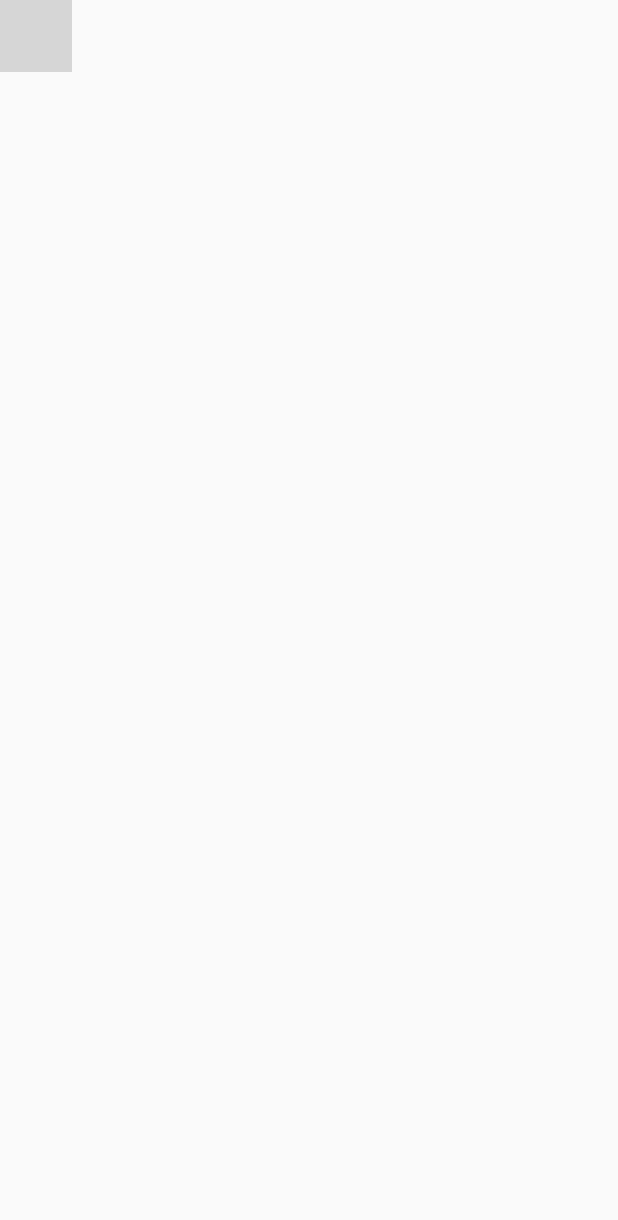
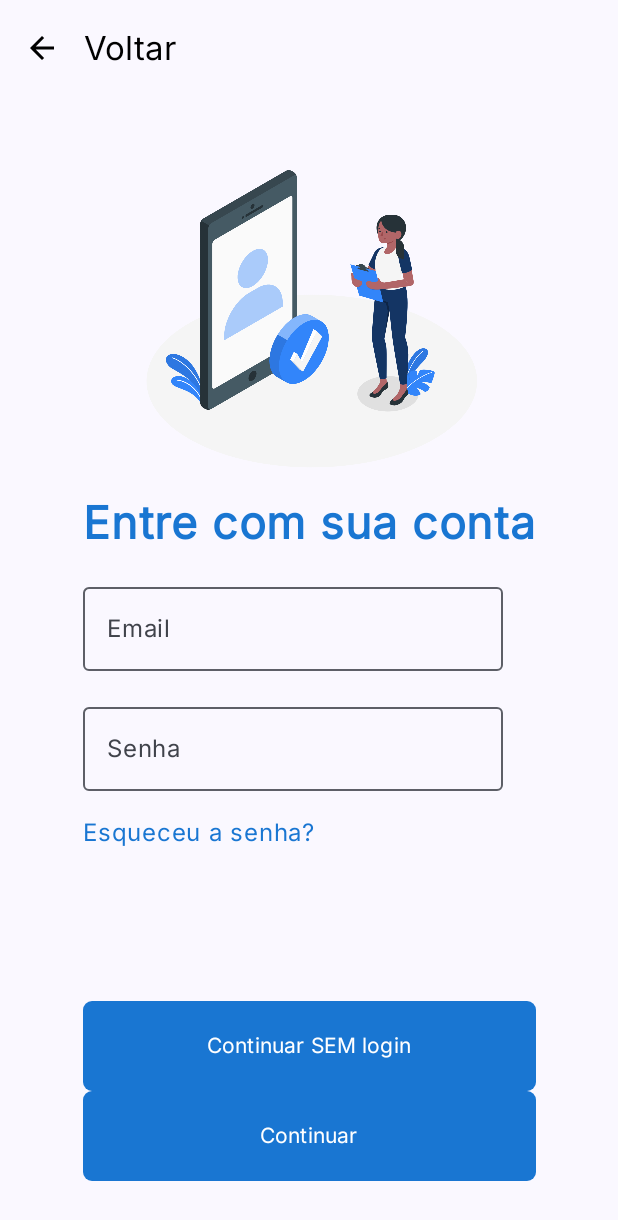
Before and after one commit to nucleo-fornari/mobile-app, an Android app built with Jetpack Compose: the screen it shows after launch (MainActivity), after a tap on "Entrar", on a phone screen of 412 x 824 dp. Shown: the top 1220 px of the screen. Run offline under Robolectric (Android 15) with nearby library versions, the light colour scheme and no system bars; Roboto replaces fonts that are not available here; grey boxes are pictures that could not be loaded.

Commit message:
FIX: Login

```diff
--- a/app/build.gradle.kts
+++ b/app/build.gradle.kts
@@ -11,7 +11,7 @@
 
     defaultConfig {
         applicationId = "com.example.nucleofornari"
-        minSdk = 31
+        minSdk = 30
         targetSdk = 35
         versionCode = 1
         versionName = "1.0"
--- a/app/src/main/AndroidManifest.xml
+++ b/app/src/main/AndroidManifest.xml
@@ -2,10 +2,11 @@
 <manifest xmlns:android="http://schemas.android.com/apk/res/android"
     xmlns:tools="http://schemas.android.com/tools">
 
-    <uses-permission android:name="android.permission.INTERNET"/>
+    <uses-permission android:name="android.permission.INTERNET" />
 
     <application
         android:name=".data.remote.AplicacaoKoin"
+        android:networkSecurityConfig="@xml/network_security_config"
         android:allowBackup="true"
         android:dataExtractionRules="@xml/data_extraction_rules"
         android:fullBackupContent="@xml/backup_rules"
--- a/app/src/main/java/com/example/nucleofornari/data/remote/UsuarioApiService.kt
+++ b/app/src/main/java/com/example/nucleofornari/data/remote/UsuarioApiService.kt
@@ -65,7 +65,7 @@
 
 object UsuarioApi {
 
-    private val BASE_URL = "https://5f861cfdc8a16a0016e6aacd.mockapi.io/sptech-api/"
+    private val BASE_URL = "http://192.168.18.210:8080/"
 
     fun getApi(token: String): UsuarioApiService {
 
--- a/app/src/main/java/com/example/nucleofornari/presentation/navigation/RootNavGraph.kt
+++ b/app/src/main/java/com/example/nucleofornari/presentation/navigation/RootNavGraph.kt
@@ -12,6 +12,8 @@
 import com.example.nucleofornari.presentation.screen.auth.RedefinirConfirmScreen
 import com.example.nucleofornari.presentation.screen.auth.RedefinirSenhaScreen
 import com.example.nucleofornari.presentation.screen.auth.SemContaScreen
+import com.example.nucleofornari.presentation.screen.auth.login.LoginViewModel
+import org.koin.androidx.compose.koinViewModel
 
 @Composable
 fun RootNavGraph(navController: NavHostController) {
@@ -19,7 +21,11 @@
 
         navigation(startDestination = "inicio_login", route = "auth") {
             composable("inicio_login") { InicioLoginScreen(navController) }
-            composable("login") { LoginScreen(navController) }
+
+            composable("login") {
+                val loginViewModel: LoginViewModel = koinViewModel()
+                LoginScreen(navController, loginViewModel)
+            }
             composable("esqueceu_senha") { EsqueceuSenhaScreen(navController) }
             composable("codigo") { CodigoScreen(navController) }
             composable("redefinir_senha") { RedefinirSenhaScreen(navController) }
--- a/app/src/main/java/com/example/nucleofornari/presentation/screen/auth/login/LoginViewModel.kt
+++ b/app/src/main/java/com/example/nucleofornari/presentation/screen/auth/login/LoginViewModel.kt
@@ -1,5 +1,6 @@
 package com.example.nucleofornari.presentation.screen.auth.login
 
+import android.util.Log
 import androidx.lifecycle.ViewModel
 import androidx.lifecycle.viewModelScope
 import com.example.nucleofornari.data.model.SessaoUsuario
--- /dev/null
+++ b/app/src/main/res/xml/network_security_config.xml
@@ -0,0 +1,6 @@
+<?xml version="1.0" encoding="utf-8"?>
+<network-security-config>
+    <domain-config cleartextTrafficPermitted="true">
+        <domain includeSubdomains="true">192.168.18.210</domain>
+    </domain-config>
+</network-security-config>
```
Also changed, not shown: app/src/main/java/com/example/nucleofornari/presentation/screen/auth/CodigoScreen.kt (+10 -3 lines).
